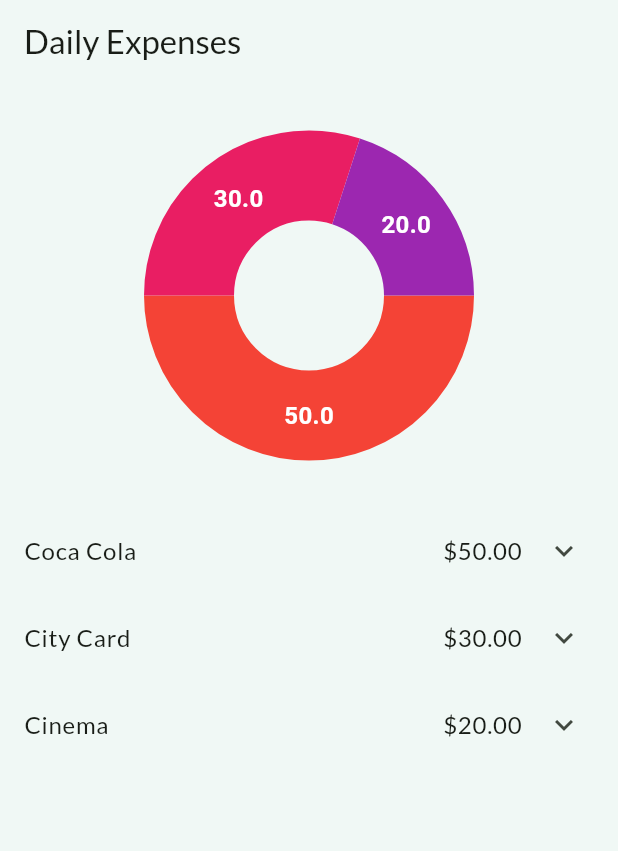
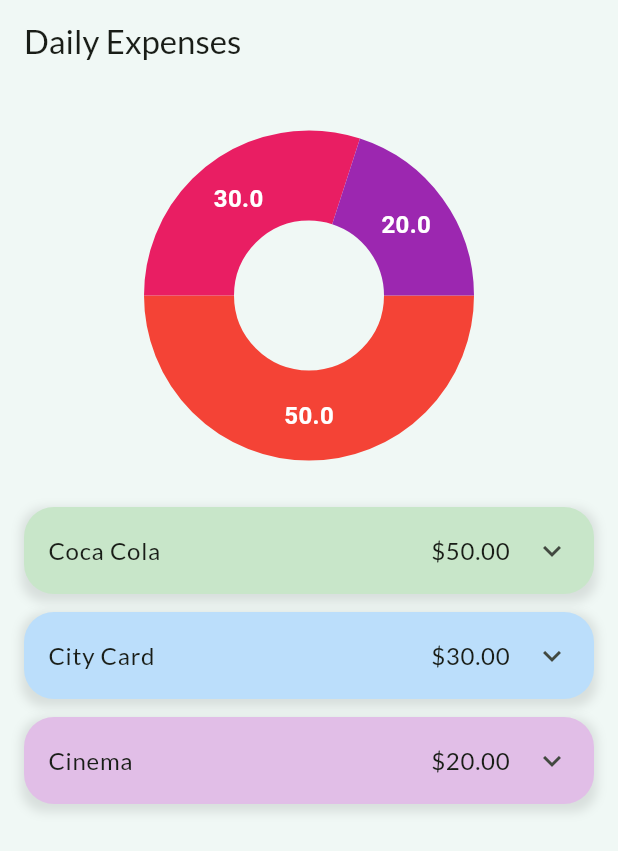
Before and after one commit to klouzhenk/finance_tracker, a Flutter app: the screen it shows after launch, on a phone screen of 412 x 824 dp. Shown: the top 851 px of the screen. Run offline on Flutter 3.47's test engine with Material 3 defaults, Android fonts, the phone set to English and light mode, and no system bars; drawn by our look-alikes of fl_chart; our stand-ins replace google_fonts, sqflite; accounts and stored records are empty.

Commit message:
Style ExpenseTile widget

```diff
--- a/lib/components/expense_tile.dart
+++ b/lib/components/expense_tile.dart
@@ -8,7 +8,16 @@ class ExpenseTile extends StatelessWidget {
 
   @override
   Widget build(BuildContext context) {
-    return ExpansionTile(
+    return ClipRRect(
+      borderRadius: BorderRadius.circular(20),
+      child: ExpansionTile(
+        tilePadding: const EdgeInsets.symmetric(
+          horizontal: 16,
+          vertical: 0,
+        ),
+        backgroundColor: expense.categoryColor,
+        collapsedBackgroundColor: expense.categoryColor,
+        shape: const Border(),
         title: Row(
           mainAxisAlignment: MainAxisAlignment.spaceBetween,
           children: [
@@ -18,10 +27,15 @@ class ExpenseTile extends StatelessWidget {
         ),
         children: [
           ListTile(
+            contentPadding: const EdgeInsets.symmetric(
+              vertical: 0,
+              horizontal: 16,
+            ),
             title: Text('Category: ${expense.categoryName}'),
             subtitle: Text('Date: ${expense.formattedDate}'),
           ),
         ],
+      ),
     );
   }
 }
--- a/lib/models/expense.dart
+++ b/lib/models/expense.dart
@@ -1,3 +1,4 @@
+import 'package:flutter/material.dart';
 import 'package:intl/intl.dart';
 
 class Expense {
@@ -32,8 +33,31 @@ class Expense {
         return "Gifts";
       case ExpenseCategory.other:
         return "Other";
-      default:
-        return "Unknown";
+    }
+  }
+
+  Color get categoryColor {
+    switch (category) {
+      case ExpenseCategory.food:
+        return Colors.green[100]!;
+      case ExpenseCategory.transport:
+        return Colors.blue[100]!;
+      case ExpenseCategory.entertainment:
+        return Colors.purple[100]!;
+      case ExpenseCategory.housing:
+        return Colors.orange[100]!;
+      case ExpenseCategory.clothingAndAccessories:
+        return Colors.pink[100]!;
+      case ExpenseCategory.health:
+        return Colors.red[100]!;
+      case ExpenseCategory.education:
+        return Colors.yellow[100]!;
+      case ExpenseCategory.pets:
+        return Colors.brown[100]!;
+      case ExpenseCategory.gifts:
+        return Colors.teal[100]!;
+      case ExpenseCategory.other:
+        return Colors.grey[200]!;
     }
   }
 }
--- a/lib/pages/expenses.dart
+++ b/lib/pages/expenses.dart
@@ -51,13 +51,34 @@ class ExpensePage extends StatelessWidget {
         child: Column(
           children: [
             ExpensePieChart(sections: _prepareChartData()),
-            ListView.builder(
+            ListView.separated(
               shrinkWrap: true,
               physics: const NeverScrollableScrollPhysics(),
               itemCount: expenses.length,
               itemBuilder: (context, index) {
-                return ExpenseTile(expense: expenses[index]);
+                return Padding(
+                  padding: const EdgeInsets.symmetric(
+                    horizontal: 16.0,
+                    vertical: 0,
+                  ),
+                  child: Container(
+                    decoration: BoxDecoration(
+                      borderRadius:
+                          BorderRadius.circular(16), // Заокруглення контейнера
+                      boxShadow: [
+                        BoxShadow(
+                          color: Colors.black.withOpacity(0.1),
+                          spreadRadius: 2,
+                          blurRadius: 5,
+                          offset: const Offset(0, 3),
+                        ),
+                      ],
+                    ),
+                    child: ExpenseTile(expense: expenses[index]),
+                  ),
+                );
               },
+              separatorBuilder: (context, index) => const SizedBox(height: 12),
             ),
           ],
         ),
```
Lines whose indentation alone changed are shown as unchanged.
